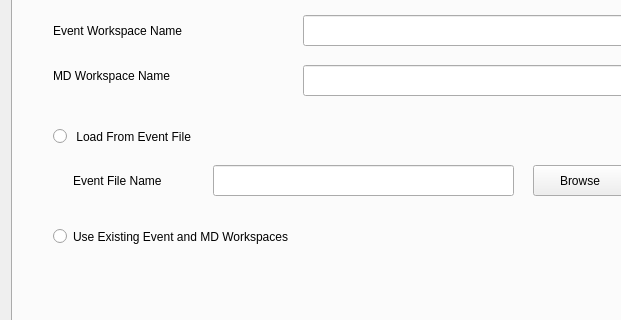
Before: the Qt Designer form Code/Mantid/MantidQt/CustomInterfaces/inc/MantidQtCustomInterfaces/MantidEV.ui in mantidproject/mantid, drawn with Qt 5; both pictures show x 0 to 621 and y 87 to 407 of the 778 by 735 pixel window.
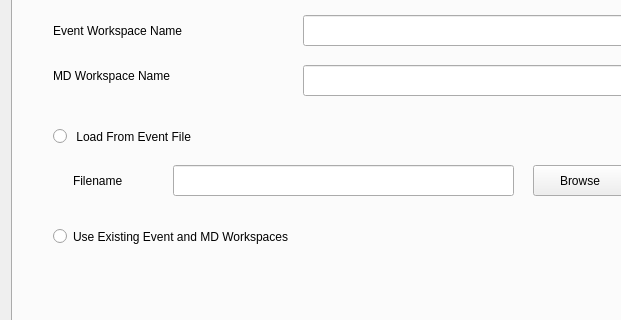
After: the same form once the commit is applied. The open tabs and pages were chosen to show the change.

Commit message:
RE 6853 Fixed minor layout problem in MantidEV
refs #6853

Patch:
```diff
--- a/Code/Mantid/MantidQt/CustomInterfaces/inc/MantidQtCustomInterfaces/MantidEV.ui
+++ b/Code/Mantid/MantidQt/CustomInterfaces/inc/MantidQtCustomInterfaces/MantidEV.ui
@@ -116,7 +116,7 @@
         <rect>
          <x>40</x>
          <y>150</y>
-         <width>191</width>
+         <width>331</width>
          <height>23</height>
         </rect>
        </property>
@@ -142,20 +142,20 @@
         <rect>
          <x>60</x>
          <y>190</y>
-         <width>121</width>
+         <width>101</width>
          <height>31</height>
         </rect>
        </property>
        <property name="text">
-        <string>Event File Name</string>
+        <string>Filename</string>
        </property>
       </widget>
       <widget class="QLineEdit" name="EventFileName_ledt">
        <property name="geometry">
         <rect>
-         <x>200</x>
+         <x>160</x>
          <y>190</y>
-         <width>301</width>
+         <width>341</width>
          <height>31</height>
         </rect>
        </property>
```
Left out of the diff: 2 changed lines with no effect on the pictures.
